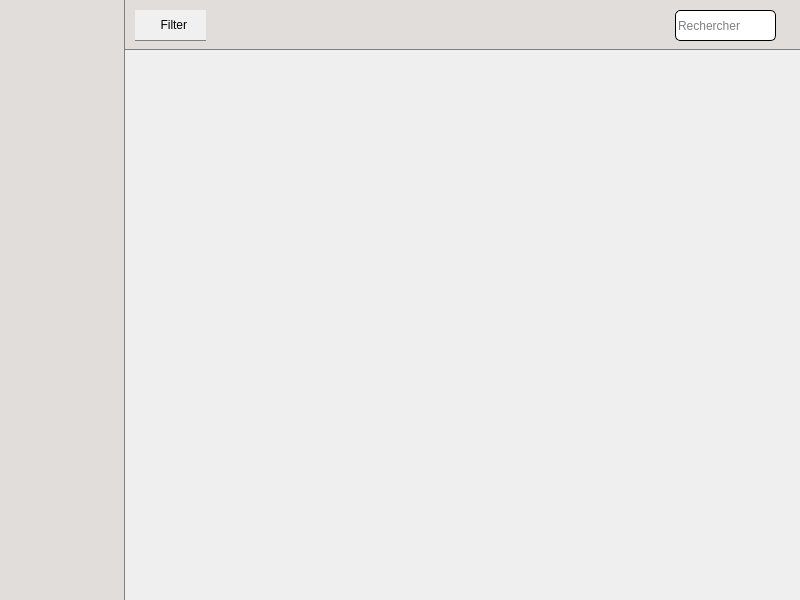
This is app/mainwindow.ui in baptistegasser/Bibliotheque_Photo as Qt 5 draws it before an edit. The edited form follows.
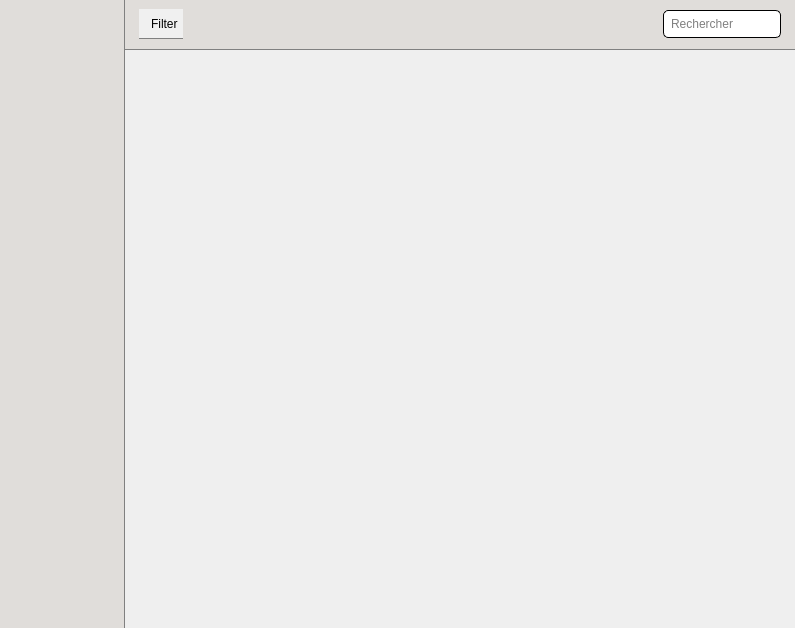
This is the edited form. Icons and pictures are not drawn.

Commit message: Add adaptable view on mainWindow

Diff of the .ui file:
```diff
--- a/app/mainwindow.ui
+++ b/app/mainwindow.ui
@@ -6,8 +6,8 @@
    <rect>
     <x>0</x>
     <y>0</y>
-    <width>800</width>
-    <height>600</height>
+    <width>795</width>
+    <height>628</height>
    </rect>
   </property>
   <property name="windowTitle">
@@ -58,18 +58,18 @@
           <property name="title">
            <string/>
           </property>
+          <property name="alignment">
+           <set>Qt::AlignLeading|Qt::AlignLeft|Qt::AlignVCenter</set>
+          </property>
+          <layout class="QVBoxLayout" name="verticalLayout_3">
+           <property name="sizeConstraint">
+            <enum>QLayout::SetDefaultConstraint</enum>
+           </property>
+           <item>
           <widget class="QPushButton" name="btn_quit">
            <property name="enabled">
             <bool>true</bool>
            </property>
-           <property name="geometry">
-            <rect>
-             <x>5</x>
-             <y>5</y>
-             <width>20</width>
-             <height>20</height>
-            </rect>
-           </property>
            <property name="sizePolicy">
             <sizepolicy hsizetype="Fixed" vsizetype="Fixed">
              <horstretch>0</horstretch>
@@ -91,6 +91,21 @@
              <normaloff>:/image/resources/close.png</normaloff>:/image/resources/close.png</iconset>
            </property>
           </widget>
+           </item>
+           <item>
+            <spacer name="verticalSpacer">
+             <property name="orientation">
+              <enum>Qt::Vertical</enum>
+             </property>
+             <property name="sizeHint" stdset="0">
+              <size>
+               <width>20</width>
+               <height>40</height>
+              </size>
+             </property>
+            </spacer>
+           </item>
+          </layout>
          </widget>
         </item>
        </layout>
@@ -103,7 +118,7 @@
            <number>6</number>
           </property>
           <item row="0" column="0">
-           <widget class="QGroupBox" name="groupBox">
+           <widget class="QFrame" name="frame">
             <property name="minimumSize">
              <size>
               <width>0</width>
@@ -111,27 +126,28 @@
              </size>
             </property>
             <property name="styleSheet">
-             <string notr="true">background-color:rgb(224,221,218);
-border: 1px solid rgb(128,128,128);
-border-top: none;
-border-right: none;
-border-left: none;</string>
+             <string notr="true">background-color:rgb(224,221,218); border: 1px solid rgb(128,128,128); border-top: none; border-right: none; border-left: none;</string>
             </property>
-            <property name="title">
-             <string/>
+            <property name="frameShape">
+             <enum>QFrame::StyledPanel</enum>
             </property>
+            <property name="frameShadow">
+             <enum>QFrame::Raised</enum>
+            </property>
+            <layout class="QHBoxLayout" name="horizontalLayout_2">
+             <item>
             <widget class="QPushButton" name="Filter">
-             <property name="geometry">
-              <rect>
-               <x>10</x>
-               <y>10</y>
-               <width>71</width>
-               <height>31</height>
-              </rect>
+               <property name="maximumSize">
+                <size>
+                 <width>100</width>
+                 <height>30</height>
+                </size>
              </property>
              <property name="styleSheet">
               <string notr="true">background-color: rgb(240,240,240);
-color: black;</string>
+color: black;
+padding: 5px;
+margin-left: 5px;</string>
              </property>
              <property name="text">
               <string>  Filter</string>
@@ -141,15 +157,22 @@
                <normaloff>:/image/resources/filter.png</normaloff>:/image/resources/filter.png</iconset>
              </property>
             </widget>
-            <widget class="QLineEdit" name="lineEdit">
-             <property name="geometry">
-              <rect>
-               <x>550</x>
-               <y>10</y>
-               <width>101</width>
-               <height>31</height>
-              </rect>
-             </property>
+             </item>
+             <item>
+              <spacer name="horizontalSpacer">
+               <property name="orientation">
+                <enum>Qt::Horizontal</enum>
+               </property>
+               <property name="sizeHint" stdset="0">
+                <size>
+                 <width>40</width>
+                 <height>20</height>
+                </size>
+               </property>
+              </spacer>
+             </item>
+             <item>
+              <widget class="QLineEdit" name="_search_Text">
              <property name="sizePolicy">
               <sizepolicy hsizetype="Fixed" vsizetype="Fixed">
                <horstretch>0</horstretch>
@@ -160,12 +183,19 @@
               <string notr="true">background-color:white;
 color: black;
 border: 0.5px  solid black;
-border-radius: 5px;</string>
+border-radius: 5px;
+margin-right: 5px;
+padding: 5px;</string>
+               </property>
+               <property name="alignment">
+                <set>Qt::AlignLeading|Qt::AlignLeft|Qt::AlignVCenter</set>
              </property>
              <property name="placeholderText">
               <string>Rechercher</string>
              </property>
             </widget>
+             </item>
+            </layout>
            </widget>
           </item>
          </layout>
```
Lines whose indentation alone changed are shown as unchanged. The commit also changes 2 other files.
